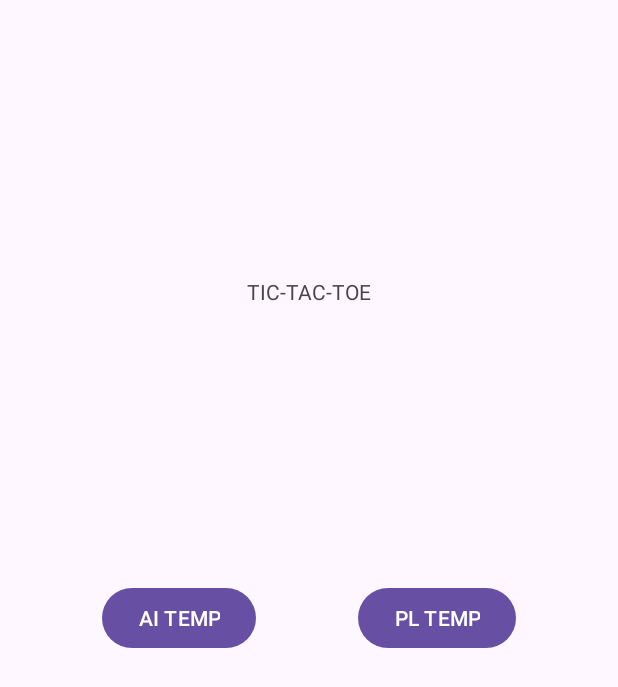
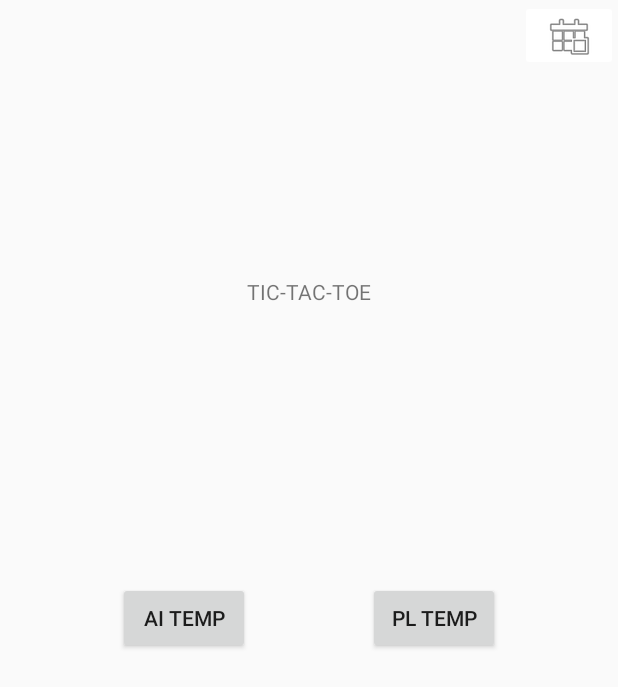
Before and after one commit to Ryan-Liebregts/MadAssignment, an Android app: the screen it shows after launch (MainActivity), on a phone screen of 412 x 824 dp. Shown: the top 687 px of the screen. Run offline under Robolectric (Android 15) with nearby library versions, the phone set to English and light mode, and no system bars.

Commit message:
added navigation bar

```diff
--- a/app/src/main/java/com/example/madassignment/MainActivity.java
+++ b/app/src/main/java/com/example/madassignment/MainActivity.java
@@ -11,15 +11,15 @@ import android.os.Bundle;
 public class MainActivity extends AppCompatActivity {
 
     // Declare viewModel parameters
+    NavigationBarFragment navBarFragment = new NavigationBarFragment();
     NavigationData navigationData;
     @Override
     protected void onCreate(Bundle savedInstanceState) {
         super.onCreate(savedInstanceState);
         setContentView(R.layout.activity_main);
-
         // Create viewModels
         navigationData = new ViewModelProvider(this).get(NavigationData.class);
-
+        loadNavBar();
         navigationData.clickedValue.observe(this, new Observer<Integer>() {
             @Override
             public void onChanged(Integer integer) {
@@ -27,6 +27,7 @@ public class MainActivity extends AppCompatActivity {
                     loadMenuFragment();
                 }
                 if (integer == 1) {
+                    System.out.println("The menu button has been presssed");
                     loadBoardFragment();
                 }
                 if (integer == 2) {
@@ -61,7 +62,7 @@ public class MainActivity extends AppCompatActivity {
         // Defines other fragments
         Fragment menuFragment = fm.findFragmentById(R.id.menu_container);
         Fragment settingsFragment = fm.findFragmentById(R.id.settings_container);
-
+        System.out.println("We are in the function");
         //If currently active, removes menuFragment
         if (menuFragment != null) {
             fm.beginTransaction().remove(menuFragment).commit();
@@ -71,7 +72,7 @@ public class MainActivity extends AppCompatActivity {
         if (settingsFragment != null) {
             fm.beginTransaction().remove(settingsFragment).commit();
         }
-
+//
         BoardFragment boardFragment = new BoardFragment();
         fm.beginTransaction().replace(R.id.board_container, boardFragment, "boardFragment").commit();
     }
@@ -96,4 +97,17 @@ public class MainActivity extends AppCompatActivity {
         fm.beginTransaction().replace(R.id.settings_container, settingsFragment, "settingsFragment").commit();
     }
 
+
+    private void loadNavBar() {
+        FragmentManager fm = getSupportFragmentManager();
+        Fragment frag = fm.findFragmentById(R.id.navBar_container);
+        if (frag!= null) {
+            fm.beginTransaction().replace(R.id.navBar_container, navBarFragment, "navBarFragment").commit();
+        }
+        else {
+            fm.beginTransaction().add(R.id.navBar_container, navBarFragment, "navBarFragment").commit();
+        }
+
+    }
+
 }
--- /dev/null
+++ b/app/src/main/java/com/example/madassignment/NavigationBarFragment.java
@@ -0,0 +1,97 @@
+package com.example.madassignment;
+
+import android.content.Intent;
+import android.os.Bundle;
+
+import androidx.fragment.app.Fragment;
+import androidx.lifecycle.Observer;
+import androidx.lifecycle.ViewModelProvider;
+
+import android.view.LayoutInflater;
+import android.view.View;
+import android.view.ViewGroup;
+import android.widget.ImageButton;
+
+/**
+ * A simple {@link Fragment} subclass.
+ * Use the {@link NavigationBarFragment#newInstance} factory method to
+ * create an instance of this fragment.
+ */
+public class NavigationBarFragment extends Fragment {
+
+    // TODO: Rename parameter arguments, choose names that match
+    // the fragment initialization parameters, e.g. ARG_ITEM_NUMBER
+    private static final String ARG_PARAM1 = "param1";
+    private static final String ARG_PARAM2 = "param2";
+
+    // TODO: Rename and change types of parameters
+    private String mParam1;
+    private String mParam2;
+
+    NavigationData navigationData;
+
+    public NavigationBarFragment() {
+        // Required empty public constructor
+    }
+
+    /**
+     * Use this factory method to create a new instance of
+     * this fragment using the provided parameters.
+     *
+     * @param param1 Parameter 1.
+     * @param param2 Parameter 2.
+     * @return A new instance of fragment NavigationBarFragment.
+     */
+    // TODO: Rename and change types and number of parameters
+    public static NavigationBarFragment newInstance(String param1, String param2) {
+        NavigationBarFragment fragment = new NavigationBarFragment();
+        Bundle args = new Bundle();
+        args.putString(ARG_PARAM1, param1);
+        args.putString(ARG_PARAM2, param2);
+        fragment.setArguments(args);
+        return fragment;
+    }
+
+    @Override
+    public void onCreate(Bundle savedInstanceState) {
+        super.onCreate(savedInstanceState);
+        if (getArguments() != null) {
+            mParam1 = getArguments().getString(ARG_PARAM1);
+            mParam2 = getArguments().getString(ARG_PARAM2);
+        }
+        navigationData = new ViewModelProvider(getActivity()).get(NavigationData.class);
+
+
+    }
+
+    @Override
+    public View onCreateView(LayoutInflater inflater, ViewGroup container,
+                             Bundle savedInstanceState) {
+        // Inflate the layout for this fragment
+        View view =  inflater.inflate(R.layout.fragment_navigation_bar, container, false);
+        NavigationData navigationData = new ViewModelProvider(getActivity()).get(NavigationData.class);
+        ImageButton backButton = view.findViewById(R.id.backButton);
+        ImageButton settingsButton = view.findViewById(R.id.settingsButton);
+
+        settingsButton.setOnClickListener(new View.OnClickListener() {
+            @Override
+            public void onClick(View view) {
+
+               navigationData.setSettingsValue(1);
+               navigationData.setClickedValue(2);
+               settingsButton.setVisibility(View.GONE);
+               backButton.setVisibility(View.VISIBLE);
+            }
+        });
+        backButton.setOnClickListener(new View.OnClickListener() {
+            @Override
+            public void onClick(View view) {
+                navigationData.setSettingsValue(0);
+                navigationData.setClickedValue(1);
+                settingsButton.setVisibility(View.VISIBLE);
+                backButton.setVisibility(View.GONE);
+            }
+        });
+        return view;
+    }
+}
--- a/app/src/main/java/com/example/madassignment/NavigationData.java
+++ b/app/src/main/java/com/example/madassignment/NavigationData.java
@@ -6,10 +6,14 @@ import androidx.lifecycle.MutableLiveData;
 import androidx.lifecycle.ViewModel;
 
 public class NavigationData extends ViewModel {
+
     public MutableLiveData<Integer> clickedValue;
+    public MutableLiveData<Integer> settingsClickedValue;
 
     public NavigationData(){
         clickedValue = new MediatorLiveData<Integer>();
+        settingsClickedValue = new MediatorLiveData<Integer>();
+        settingsClickedValue.setValue(0);
         clickedValue.setValue(0);
 
     }
@@ -20,6 +24,9 @@ public class NavigationData extends ViewModel {
         clickedValue.setValue(value);
     }
 
+    public int getSettingsValue() { return settingsClickedValue.getValue();}
+
+    public void setSettingsValue(int value) { settingsClickedValue.setValue(value);}
 
 
 
--- a/app/src/main/res/layout/activity_main.xml
+++ b/app/src/main/res/layout/activity_main.xml
@@ -8,6 +8,17 @@
     tools:context=".MainActivity">
 
     <!-- Container for the main tic-tac-toe application -->
+    <FrameLayout
+        android:id="@+id/navBar_container"
+        android:layout_width="match_parent"
+        android:layout_height="wrap_content"
+        android:minHeight="40dp"
+        app:layout_constraintTop_toTopOf="parent"
+        app:layout_constraintEnd_toEndOf="parent"
+        app:layout_constraintStart_toStartOf="parent">
+    </FrameLayout>
+
+
     <FrameLayout
         android:id="@+id/board_container"
         android:layout_width="match_parent"
--- /dev/null
+++ b/app/src/main/res/layout/fragment_navigation_bar.xml
@@ -0,0 +1,38 @@
+<?xml version="1.0" encoding="utf-8"?>
+<androidx.constraintlayout.widget.ConstraintLayout xmlns:android="http://schemas.android.com/apk/res/android"
+    xmlns:app="http://schemas.android.com/apk/res-auto"
+    xmlns:tools="http://schemas.android.com/tools"
+    android:id="@+id/menuLayout"
+    android:layout_width="match_parent"
+    android:layout_height="match_parent"
+    tools:context=".NavigationBarFragment">
+
+        <ImageButton
+            app:layout_constraintStart_toStartOf="parent"
+            app:layout_constraintBottom_toBottomOf="parent"
+            app:layout_constraintTop_toTopOf="parent"
+            android:id="@+id/backButton"
+            android:layout_width="wrap_content"
+            android:layout_height="wrap_content"
+            android:backgroundTint="#FFFFFF"
+            android:src="?attr/homeAsUpIndicator"
+            android:tag="back_button"
+            app:iconTint="#FC9B4C"
+            android:visibility="gone"/>
+
+    <ImageButton
+        android:id="@+id/settingsButton"
+        android:layout_width="65dp"
+        android:layout_height="47dp"
+        android:backgroundTint="#FFFFFF"
+        android:src="@android:drawable/ic_menu_today"
+        android:tag="back_button"
+        android:visibility="visible"
+        app:iconTint="#FC9B4C"
+        app:layout_constraintBottom_toBottomOf="parent"
+        app:layout_constraintEnd_toEndOf="parent"
+        app:layout_constraintTop_toTopOf="parent" />
+
+
+
+</androidx.constraintlayout.widget.ConstraintLayout>
--- a/app/src/main/res/values/themes.xml
+++ b/app/src/main/res/values/themes.xml
@@ -1,6 +1,6 @@
 <resources xmlns:tools="http://schemas.android.com/tools">
     <!-- Base application theme. -->
-    <style name="Base.Theme.MadAssignment" parent="Theme.Material3.DayNight.NoActionBar">
+    <style name="Base.Theme.MadAssignment" parent="Theme.AppCompat.Light.NoActionBar">
         <!-- Customize your light theme here. -->
         <!-- <item name="colorPrimary">@color/my_light_primary</item> -->
     </style>
```
Also changed, not shown: app/src/main/java/com/example/madassignment/BoardFragment.java (+0 -7 lines), app/src/main/res/drawable/deletebutton.xml (added, +17 -0 lines), app/src/main/res/layout/fragment_board.xml (+7 -12 lines).
